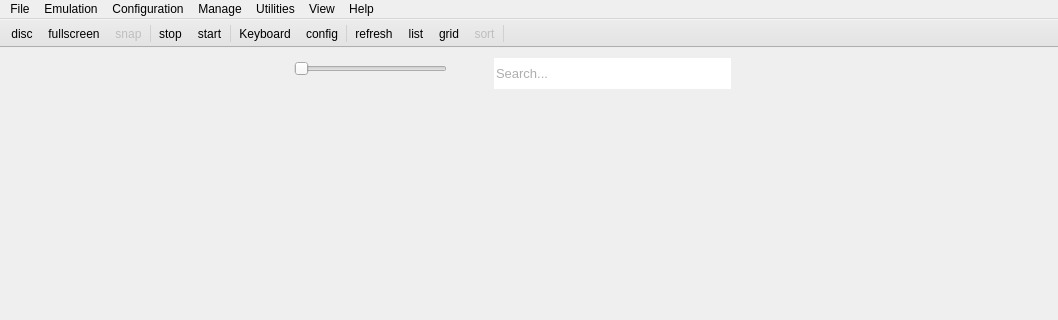
First picture: the form in rpcs3/rpcs3qt/main_window.ui, repository RPCS3/rpcs3, before the edit; both pictures show x 0 to 1058 and y 0 to 320 of the 1058 by 580 pixel window.
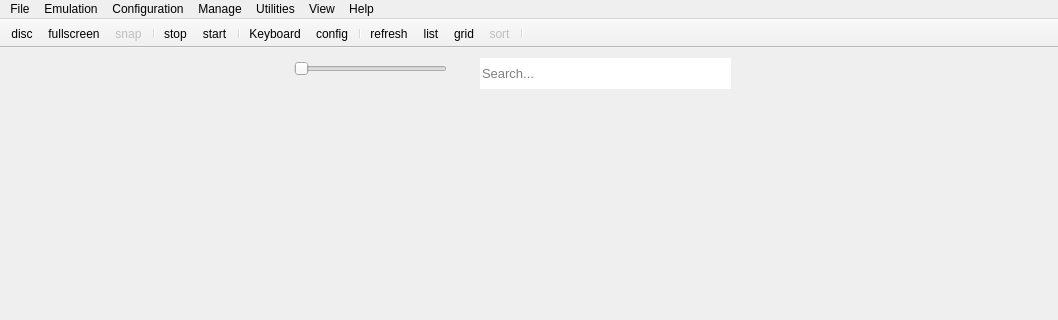
Second picture: the form after the edit. Icons and pictures are not drawn.

Commit message: stylesheets: make toolbar styles more accessible

```diff
--- a/rpcs3/rpcs3qt/main_window.ui
+++ b/rpcs3/rpcs3qt/main_window.ui
@@ -69,10 +69,6 @@
     <property name="focusPolicy">
      <enum>Qt::ClickFocus</enum>
     </property>
-    <property name="styleSheet">
-     <string notr="true">color:#5e5e5e;
-margin-left:14px;</string>
-    </property>
     <property name="frame">
      <bool>false</bool>
     </property>
@@ -295,12 +291,6 @@
    <property name="windowTitle">
     <string>Show tool bar</string>
    </property>
-   <property name="styleSheet">
-    <string notr="true">QToolBar { background-color: rgba(227, 227, 227, 255); }
-QToolBar::separator {background-color: #D1D1D1; width: 1px; margin-top: 2px; margin-bottom: 2px;}
-QSlider { background-color: rgba(227, 227, 227, 255); }
-QLineEdit { background-color: rgba(227, 227, 227, 255); }</string>
-   </property>
    <property name="movable">
     <bool>false</bool>
    </property>
```
Left out of the diff: 2 changed lines with no effect on the pictures. The commit also changes 6 other files.
